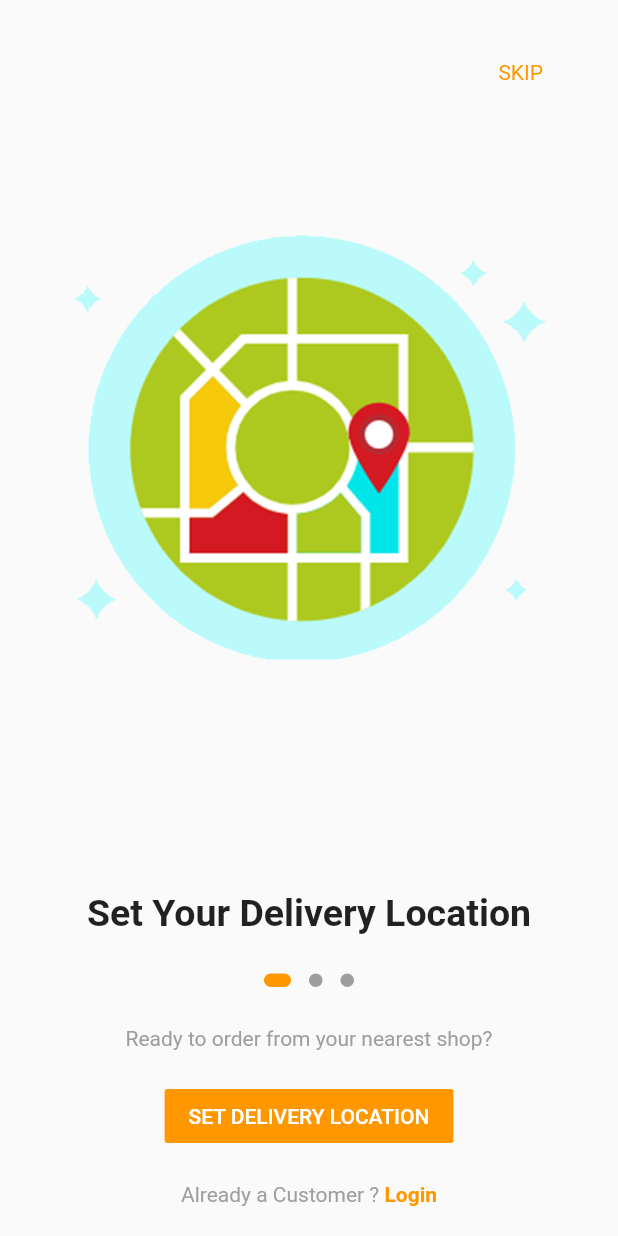
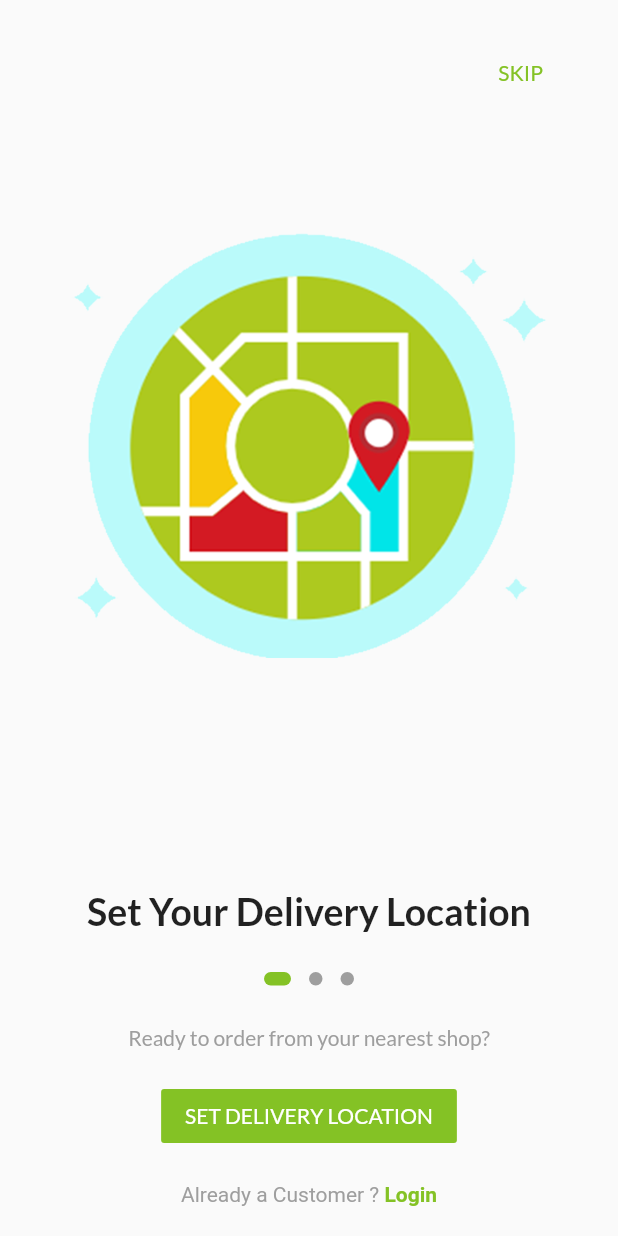
Before and after one commit to sanket27898/Fluttter_cloudKitchen_Customer_app, a Flutter app: the screen it shows after launch, on a phone screen of 412 x 824 dp. Run offline on Flutter 3.47's test engine with Material 2 defaults, Android fonts, the phone set to English and light mode, and no system bars; drawn by our look-alikes of dots_indicator; our stand-ins replace cloud_firestore, firebase_auth, firebase_core, flutter_spinkit, geolocator, google_maps_flutter; missing offline and left inert: geocoder; accounts and stored records are empty.

Commit message:
v11 flutterTheme_flutter_font_theming and color Theming.. here we change the theme of the app from orange to green..

```diff
--- a/lib/main.dart
+++ b/lib/main.dart
@@ -34,7 +34,10 @@ class MyApp extends StatelessWidget {
   @override
   Widget build(BuildContext context) {
     return MaterialApp(
-      theme: ThemeData(primaryColor: Colors.orange),
+      theme: ThemeData(
+        primaryColor: Color(0xFF84c225),
+        fontFamily: 'Lato',
+      ),
       initialRoute: SplashScreen.routeName,
       routes: {
         SplashScreen.routeName: (ctx) => SplashScreen(),
--- a/lib/screens/onboard_screen.dart
+++ b/lib/screens/onboard_screen.dart
@@ -72,7 +72,7 @@ class _OnBoardScreenState extends State<OnBoardScreen> {
             activeSize: const Size(18.0, 9.0),
             activeShape: RoundedRectangleBorder(
                 borderRadius: BorderRadius.circular(5.0)),
-            activeColor: Colors.orange,
+            activeColor: Theme.of(context).primaryColor,
           ),
         ),
         SizedBox(
--- a/lib/screens/welcome_screen.dart
+++ b/lib/screens/welcome_screen.dart
@@ -151,7 +151,7 @@ class _WelcomeScreenState extends State<WelcomeScreen> {
               onTap: () {},
               child: Text(
                 'SKIP',
-                style: TextStyle(color: Colors.orange),
+                style: TextStyle(color: Theme.of(context).primaryColor),
               ),
             ),
           ),
@@ -166,7 +166,7 @@ class _WelcomeScreenState extends State<WelcomeScreen> {
               ),
               SizedBox(height: 20),
               FlatButton(
-                color: Colors.orange,
+                color: Theme.of(context).primaryColor,
                 child: locationData.loading
                     ? CircularProgressIndicator(
                         valueColor: AlwaysStoppedAnimation<Color>(Colors.white),
@@ -211,7 +211,7 @@ class _WelcomeScreenState extends State<WelcomeScreen> {
                         text: 'Login',
                         style: TextStyle(
                           fontWeight: FontWeight.bold,
-                          color: Colors.orange,
+                          color: Theme.of(context).primaryColor,
                         ),
                       ),
                     ],
```
Also changed, not shown: lib/screens/home_screen.dart (+5 -8 lines), pubspec.yaml (+10 -9 lines), fonts/Anton-Regular.ttf (added), fonts/Lato-Bold.ttf (added), fonts/Lato-Regular.ttf (added).
